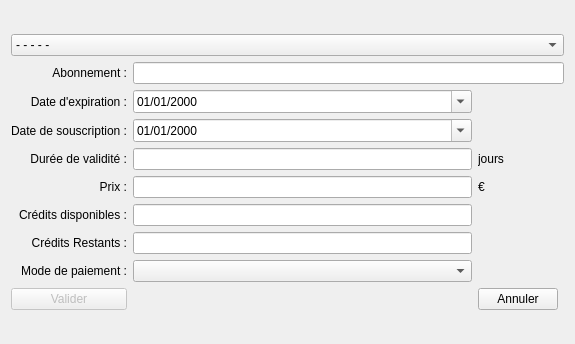
Before: the Qt Designer form f_ajoutercoticarte.ui in nivhg/ludopen, drawn with Qt 5.
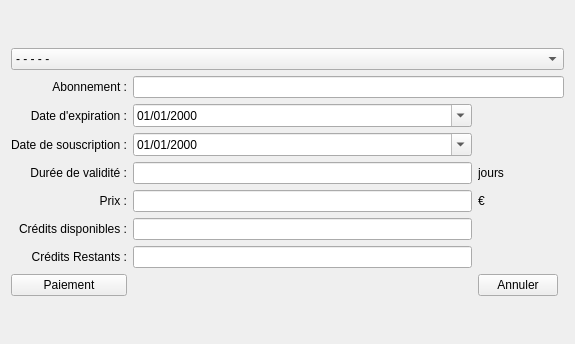
After: the same form once the commit is applied. Icons and pictures are not drawn.

```diff
--- a/f_ajoutercoticarte.ui
+++ b/f_ajoutercoticarte.ui
@@ -14,7 +14,7 @@
    <string>Abonnements</string>
   </property>
   <layout class="QGridLayout" name="gridLayout">
-   <item row="0" column="1">
+   <item row="0" column="0">
     <layout class="QGridLayout" name="GLay">
      <item row="9" column="1">
       <widget class="QLabel" name="Lb_CreditsDisponibles">
@@ -108,7 +108,7 @@
        </property>
       </widget>
      </item>
-     <item row="13" column="3">
+     <item row="12" column="3">
       <widget class="QPushButton" name="Bt_Annuler">
        <property name="text">
         <string>Annuler</string>
@@ -160,13 +160,13 @@
        </property>
       </widget>
      </item>
-     <item row="13" column="1">
+     <item row="12" column="1">
       <widget class="QPushButton" name="Bt_Valider">
        <property name="enabled">
-        <bool>false</bool>
+        <bool>true</bool>
        </property>
        <property name="text">
-        <string>Valider</string>
+        <string>Paiement</string>
        </property>
        <property name="icon">
         <iconset>
@@ -178,22 +178,6 @@
        </property>
       </widget>
      </item>
-     <item row="11" column="1">
-      <widget class="QLabel" name="Lb_ModePaiement">
-       <property name="layoutDirection">
-        <enum>Qt::LeftToRight</enum>
-       </property>
-       <property name="text">
-        <string>Mode de paiement :</string>
-       </property>
-       <property name="alignment">
-        <set>Qt::AlignRight|Qt::AlignTrailing|Qt::AlignVCenter</set>
-       </property>
-      </widget>
-     </item>
-     <item row="11" column="2">
-      <widget class="QComboBox" name="CBx_ModePaiement"/>
-     </item>
     </layout>
    </item>
   </layout>
```
Left out of the diff: 60 changed lines with no effect on the pictures.
